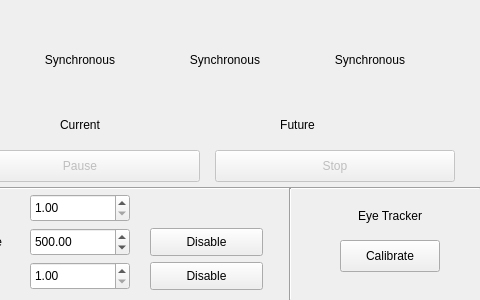
First picture: the form in cardio_audio_sleep/commands/gui.ui, repository fcbg-platforms/eeg-cardio-audio-sleep, before the edit; both pictures show x 320 to 800 and y 0 to 300 of the 800 by 300 pixel window.
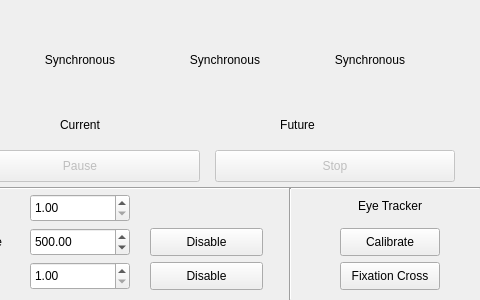
Second picture: the form after the edit.

Commit message: add button for fixation cross and logic to retrieve or create window

```diff
--- a/cardio_audio_sleep/commands/gui.ui
+++ b/cardio_audio_sleep/commands/gui.ui
@@ -596,7 +596,7 @@
     <property name="geometry">
      <rect>
       <x>660</x>
-      <y>200</y>
+      <y>190</y>
       <width>100</width>
       <height>32</height>
      </rect>
@@ -618,9 +618,9 @@
     <property name="geometry">
      <rect>
       <x>660</x>
-      <y>240</y>
+      <y>228</y>
       <width>100</width>
-      <height>32</height>
+      <height>28</height>
      </rect>
     </property>
     <property name="sizePolicy">
@@ -633,6 +633,25 @@
      <string>Calibrate</string>
     </property>
    </widget>
+   <widget class="QPushButton" name="pushButton_cross">
+    <property name="geometry">
+     <rect>
+      <x>660</x>
+      <y>262</y>
+      <width>100</width>
+      <height>28</height>
+     </rect>
+    </property>
+    <property name="sizePolicy">
+     <sizepolicy hsizetype="Fixed" vsizetype="Fixed">
+      <horstretch>0</horstretch>
+      <verstretch>0</verstretch>
+     </sizepolicy>
+    </property>
+    <property name="text">
+     <string>Fixation Cross</string>
+    </property>
+   </widget>
   </widget>
  </widget>
  <resources/>
```
The commit also changes 1 other file.
